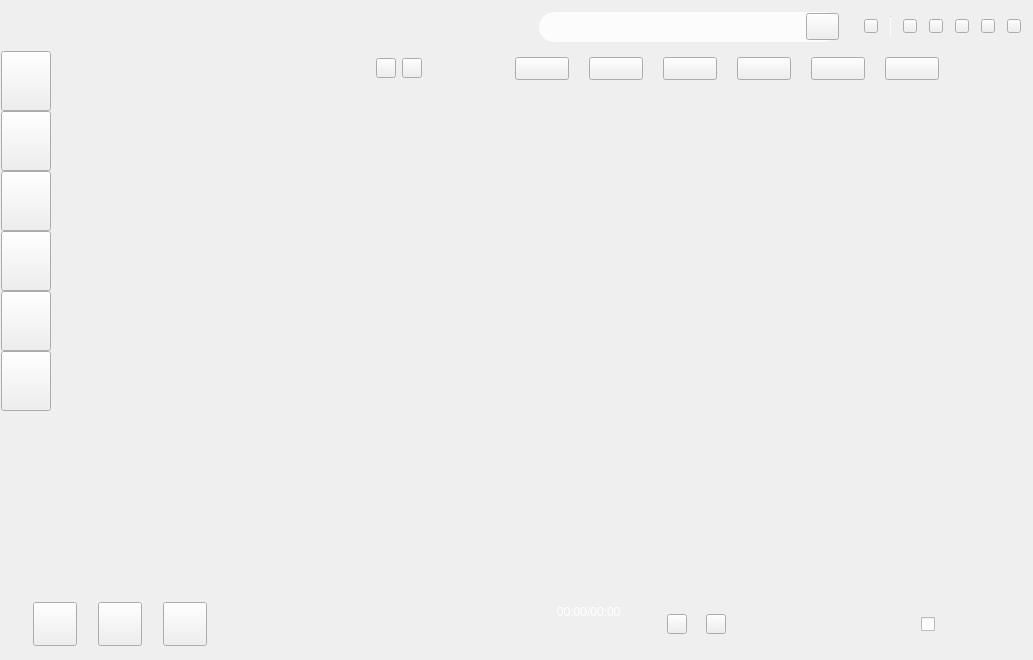
Qt form TTKCore/musicUi/musicApplication/musicapplication.ui (jjzhang166/Musicplayer) before a commit.
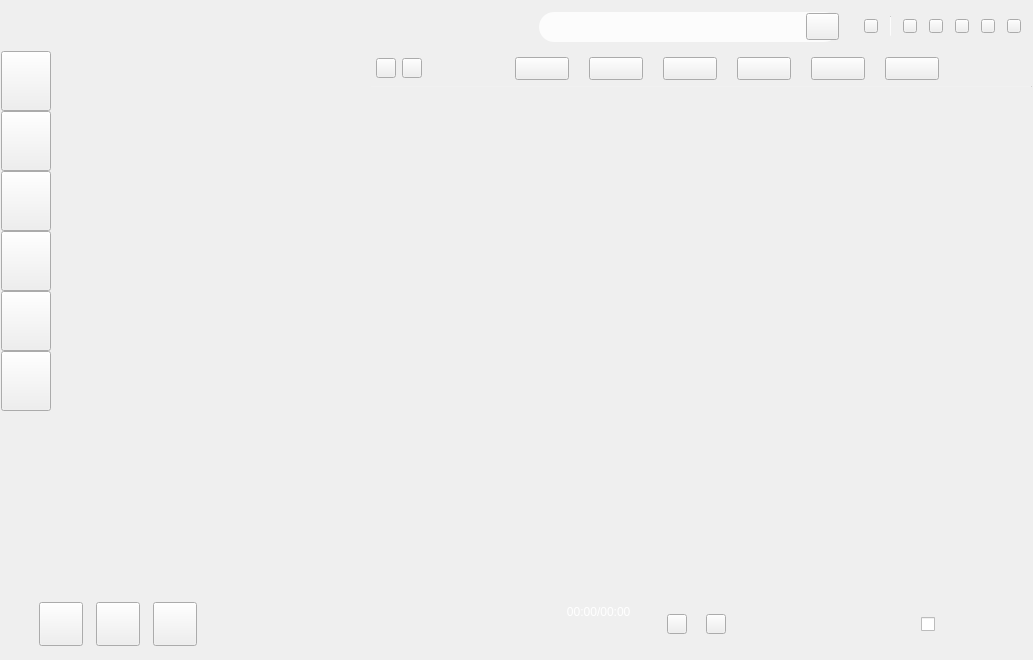
The same form after that commit. Icons and pictures are not drawn. Custom widgets are drawn as their Qt base class.

```diff
--- a/TTKCore/musicUi/musicApplication/musicapplication.ui
+++ b/TTKCore/musicUi/musicApplication/musicapplication.ui
@@ -110,7 +110,7 @@
            <widget class="QWidget" name="horizontalLayoutWidget">
             <property name="geometry">
              <rect>
-              <x>20</x>
+              <x>10</x>
               <y>10</y>
               <width>101</width>
               <height>31</height>
@@ -666,7 +666,7 @@
                 <number>0</number>
                </property>
                <item>
-                <widget class="QToolButton" name="musicSearchBackButton">
+                <widget class="QToolButton" name="musicBackButton">
                  <property name="minimumSize">
                   <size>
                    <width>20</width>
@@ -688,7 +688,7 @@
                 </widget>
                </item>
                <item>
-                <widget class="QToolButton" name="musicSearchRefreshButton">
+                <widget class="QToolButton" name="musicRefreshButton">
                  <property name="minimumSize">
                   <size>
                    <width>20</width>
@@ -885,6 +885,25 @@
               </layout>
              </widget>
             </item>
+            <item>
+             <widget class="Line" name="line">
+              <property name="maximumSize">
+               <size>
+                <width>16777215</width>
+                <height>1</height>
+               </size>
+              </property>
+              <property name="styleSheet">
+               <string notr="true">background:rgba(210, 210, 210)</string>
+              </property>
+              <property name="lineWidth">
+               <number>1</number>
+              </property>
+              <property name="orientation">
+               <enum>Qt::Horizontal</enum>
+              </property>
+             </widget>
+            </item>
             <item>
              <widget class="QStackedWidget" name="surfaceStackedWidget">
               <property name="minimumSize">
@@ -969,13 +988,13 @@
           <widget class="QWidget" name="bottomLeftWidget" native="true">
            <property name="minimumSize">
             <size>
-             <width>240</width>
+             <width>220</width>
              <height>0</height>
             </size>
            </property>
            <property name="maximumSize">
             <size>
-             <width>240</width>
+             <width>220</width>
              <height>16777215</height>
             </size>
            </property>
@@ -983,6 +1002,25 @@
             <property name="spacing">
              <number>0</number>
             </property>
+            <item>
+             <widget class="QLabel" name="musicLabelMargin">
+              <property name="minimumSize">
+               <size>
+                <width>1</width>
+                <height>0</height>
+               </size>
+              </property>
+              <property name="maximumSize">
+               <size>
+                <width>1</width>
+                <height>16777215</height>
+               </size>
+              </property>
+              <property name="text">
+               <string/>
+              </property>
+             </widget>
+            </item>
             <item>
              <widget class="QToolButton" name="musicPrevious">
               <property name="minimumSize">
@@ -1071,13 +1109,13 @@
              <widget class="QLabel" name="rightMargin">
               <property name="minimumSize">
                <size>
-                <width>20</width>
+                <width>10</width>
                 <height>0</height>
                </size>
               </property>
               <property name="maximumSize">
                <size>
-                <width>20</width>
+                <width>10</width>
                 <height>16777215</height>
                </size>
               </property>
@@ -1195,13 +1233,13 @@
              <widget class="QLabel" name="leftMargin">
               <property name="minimumSize">
                <size>
-                <width>1</width>
+                <width>10</width>
                 <height>0</height>
                </size>
               </property>
               <property name="maximumSize">
                <size>
-                <width>1</width>
+                <width>10</width>
                 <height>16777215</height>
                </size>
               </property>
```
